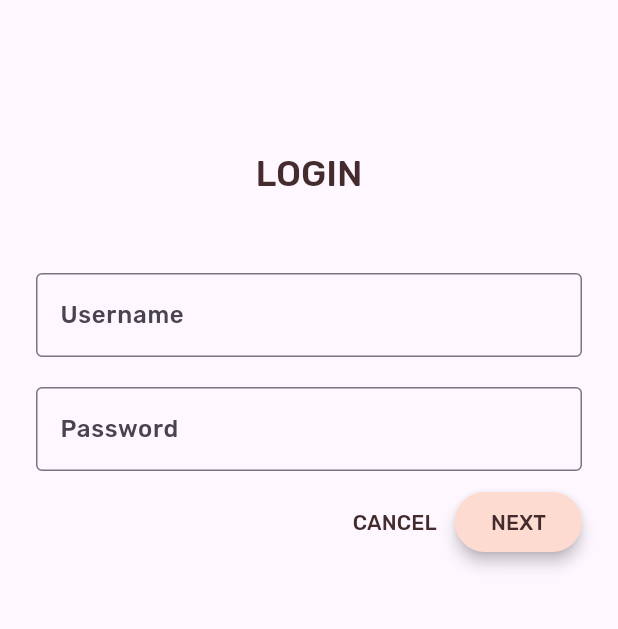
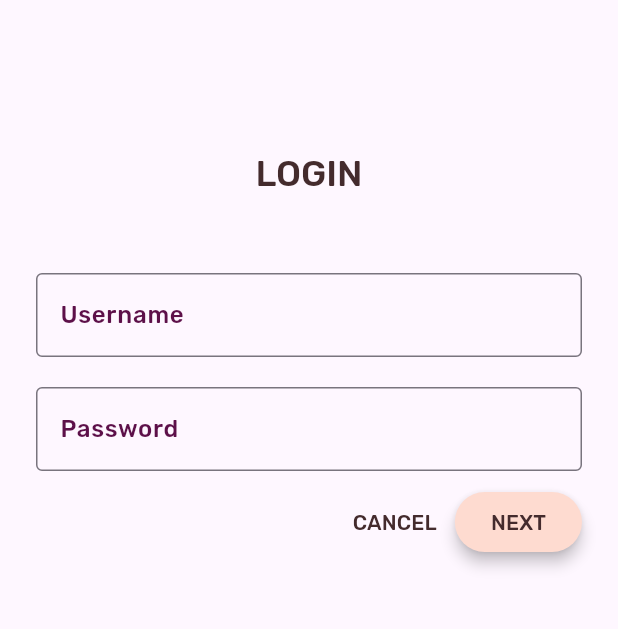
Before and after one commit to Jeetin9410/Flutter_Material_Component_Basics_to_Advance, a Flutter app: the screen it shows after launch, on a phone screen of 412 x 824 dp, the part 243-872 px from its top. Run offline on Flutter 3.47's test engine with Material 3 defaults, Android fonts, the phone set to English and light mode, and no system bars.

Commit message:
feat: app theme

```diff
--- a/lib/app.dart
+++ b/lib/app.dart
@@ -24,21 +24,21 @@ ThemeData _buildShrineTheme() {
   final ThemeData base = ThemeData.light(useMaterial3: true);
   return base.copyWith(
       colorScheme: base.colorScheme.copyWith(
-        primary: kShrinePink100,
+        primary: kShrinePurple,
         onPrimary: kShrineBrown900,
         secondary: kShrineBrown900,
         error: kShrineErrorRed,
       ),
       textTheme: _buildShrineTextTheme(base.textTheme),
       textSelectionTheme: const TextSelectionThemeData(
-        selectionColor: kShrinePink100,
+        selectionColor: kShrinePurple,
       ),
     inputDecorationTheme: const InputDecorationTheme(
       border: OutlineInputBorder(),
       focusedBorder: OutlineInputBorder(
         borderSide: BorderSide(
           width: 2.0,
-          color: kShrineBrown900,
+          color: kShrinePurple,
         ),
       ),
       floatingLabelStyle: TextStyle(
--- a/lib/colors.dart
+++ b/lib/colors.dart
@@ -11,3 +11,4 @@ const kShrineErrorRed = Color(0xFFC5032B);
 
 const kShrineSurfaceWhite = Color(0xFFFFFBFA);
 const kShrineBackgroundWhite = Colors.white;
+const kShrinePurple = Color(0xFF5D1049);
--- a/lib/home.dart
+++ b/lib/home.dart
@@ -80,6 +80,8 @@ class HomePage extends StatelessWidget {
   Widget build(BuildContext context) {
     return Scaffold(
       appBar: AppBar(
+        elevation: 0.0,
+        titleSpacing: 0.0,
         title: const Text("Shrine"),
         leading: IconButton(
           onPressed: () {},
--- a/lib/login.dart
+++ b/lib/login.dart
@@ -50,6 +50,7 @@ class _LoginPageState extends State<LoginPage> {
                   controller: _usernameController,
                   decoration: const InputDecoration(
                     labelText: "Username",
+                    labelStyle: TextStyle(color: kShrinePurple)
                   ),
                 ),
                 const SizedBox(height: 20.0),
@@ -57,6 +58,7 @@ class _LoginPageState extends State<LoginPage> {
                   controller: _passwordController,
                   decoration: const InputDecoration(
                       labelText: "Password",
+                      labelStyle: TextStyle(color: kShrinePurple)
                   ),
                   obscureText: true,
                 ),
```
